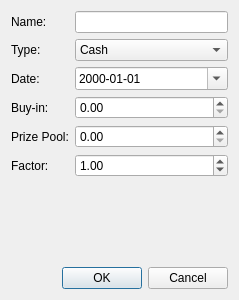
Qt form src/createtournamentdialog.ui (ZybsBaggins/PokerTurney) before a commit.
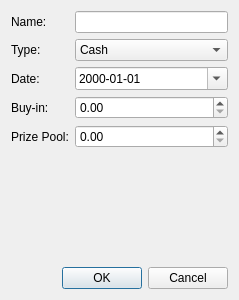
The same form after that commit.

Diff of the .ui file:
```diff
--- a/src/createtournamentdialog.ui
+++ b/src/createtournamentdialog.ui
@@ -83,21 +83,6 @@
        <property name="maximum"><double>1000000.0</double></property>
       </widget>
      </item>
-     <item row="5" column="0">
-      <widget class="QLabel" name="factorLabel">
-       <property name="text">
-        <string>Factor:</string>
-       </property>
-      </widget>
-     </item>
-     <item row="5" column="1">
-      <widget class="QDoubleSpinBox" name="factorSpin">
-       <property name="decimals"><number>2</number></property>
-       <property name="maximum"><double>10.0</double></property>
-       <property name="singleStep"><double>0.1</double></property>
-       <property name="value"><double>1.0</double></property>
-      </widget>
-     </item>
     </layout>
    </item>
    <item>
```
